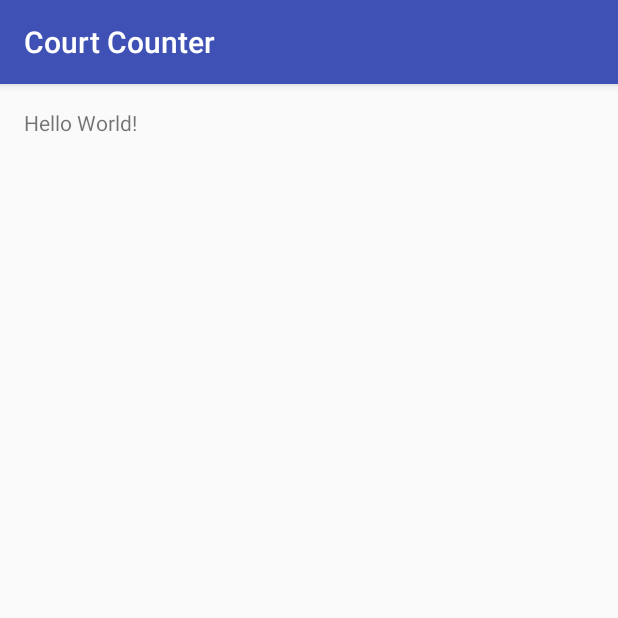
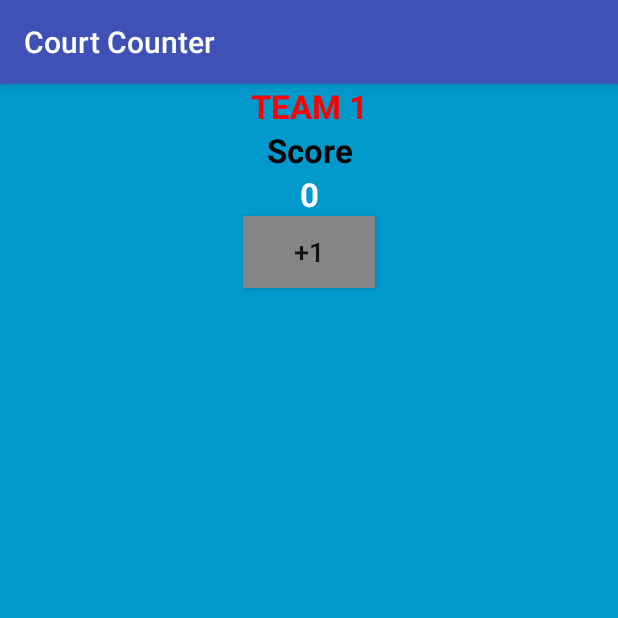
Before and after one commit to JesseCSG/CourtCounter, an Android app: the screen it shows after launch (MainActivity), on a phone screen of 412 x 824 dp, the top half of it. Run offline under Robolectric (Android 15) with nearby library versions, the phone set to English and light mode, and no system bars; 1 statement that could not run was skipped.

Commit message:
Second Commit
More code and milestones.

```diff
--- a/app/src/main/java/com/example/student/courtcounter/MainActivity.java
+++ b/app/src/main/java/com/example/student/courtcounter/MainActivity.java
@@ -2,12 +2,25 @@ package com.example.student.courtcounter;
 
 import android.support.v7.app.AppCompatActivity;
 import android.os.Bundle;
+import android.view.View;
+import android.widget.Button;
+import android.widget.TextView;
 
 public class MainActivity extends AppCompatActivity {
+    private TextView countView;
+    public int scoreOne = 0;
 
     @Override
     protected void onCreate(Bundle savedInstanceState) {
         super.onCreate(savedInstanceState);
         setContentView(R.layout.activity_main);
+        countView= (TextView)findViewById(R.id.buttonCounter);
+        countView.setText(scoreOne);
+
+    }
+
+    public void clickFunction1(View view){
+        countView.setText(String.valueOf(scoreOne));
+        scoreOne++;
     }
 }
--- a/app/src/main/res/layout/activity_main.xml
+++ b/app/src/main/res/layout/activity_main.xml
@@ -1,16 +1,51 @@
 <?xml version="1.0" encoding="utf-8"?>
-<RelativeLayout xmlns:android="http://schemas.android.com/apk/res/android"
+<LinearLayout xmlns:android="http://schemas.android.com/apk/res/android"
     xmlns:tools="http://schemas.android.com/tools"
+    android:background="#FF0099CC"
+    android:gravity="center_horizontal"
     android:layout_width="match_parent"
     android:layout_height="match_parent"
-    android:paddingBottom="@dimen/activity_vertical_margin"
-    android:paddingLeft="@dimen/activity_horizontal_margin"
-    android:paddingRight="@dimen/activity_horizontal_margin"
-    android:paddingTop="@dimen/activity_vertical_margin"
+    android:orientation="vertical"
     tools:context="com.example.student.courtcounter.MainActivity">
 
     <TextView
+        android:layout_width="match_parent"
+        android:layout_height="wrap_content"
+        android:text="TEAM 1"
+        android:textSize="10pt"
+        android:textStyle="bold"
+        android:textColor="#FF0000"
+        android:gravity="center"
+        />
+
+    <TextView
+        android:layout_width="match_parent"
+        android:layout_height="wrap_content"
+        android:text="Score"
+        android:textSize="10pt"
+        android:textStyle="bold"
+        android:textColor="#000000"
+        android:gravity="center"
+        />
+
+    <TextView
+        android:layout_width="match_parent"
+        android:layout_height="wrap_content"
+        android:text="0"
+        android:textSize="10pt"
+        android:textStyle="bold"
+        android:textColor="#FFFFFF"
+        android:gravity="center"
+        />
+
+    <Button
+        android:id="@+id/buttonCounter"
         android:layout_width="wrap_content"
         android:layout_height="wrap_content"
-        android:text="Hello World!" />
-</RelativeLayout>
+        android:text="+1"
+        android:textSize="8pt"
+        android:background="#858585"
+        android:onClick="clickFunction1"
+        />
+
+</LinearLayout>
```
Also changed, not shown: 2 other files.
